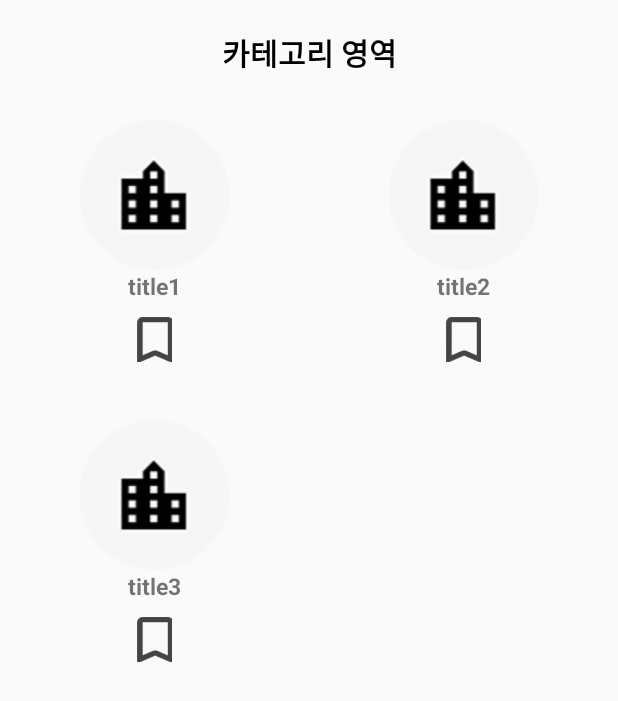
After one commit to Elliotelon/2021_Single-Life_Android, an Android app: the ContentListActivity screen opened directly, with no data from a screen before it, on a phone screen of 412 x 824 dp. The commit adds this screen. Shown: the top 701 px of the screen. Run offline under Robolectric (Android 15) with nearby library versions, the phone set to English and light mode, and no system bars.

Commit message:
SingleLife 컨텐츠 리스트 (RecyclerView)

```diff
--- a/app/src/main/AndroidManifest.xml
+++ b/app/src/main/AndroidManifest.xml
@@ -9,7 +9,8 @@
         android:roundIcon="@mipmap/ic_launcher_round"
         android:supportsRtl="true"
         android:theme="@style/Theme.Studysinglelife">
-        <activity android:name=".auth.JoinActivity"></activity>
+        <activity android:name=".contentslist.ContentListActivity"></activity>
+        <activity android:name=".auth.JoinActivity" />
         <activity android:name=".auth.LoginActivity" />
         <activity android:name=".auth.IntroActivity" />
         <activity android:name=".SplashActivity">
--- /dev/null
+++ b/app/src/main/java/study/singlelife/contentslist/ContentListActivity.kt
@@ -0,0 +1,28 @@
+package study.singlelife.contentslist
+
+import androidx.appcompat.app.AppCompatActivity
+import android.os.Bundle
+import androidx.recyclerview.widget.GridLayoutManager
+import androidx.recyclerview.widget.LinearLayoutManager
+import androidx.recyclerview.widget.RecyclerView
+import study.singlelife.R
+
+class ContentListActivity : AppCompatActivity() {
+
+    override fun onCreate(savedInstanceState: Bundle?) {
+        super.onCreate(savedInstanceState)
+        setContentView(R.layout.activity_content_list)
+
+        val rv : RecyclerView = findViewById(R.id.rv)
+
+        val items = ArrayList<ContentModel>()
+        items.add(ContentModel("title1", "imageUrl1"))
+        items.add(ContentModel("title2", "imageUrl2"))
+        items.add(ContentModel("title3", "imageUrl3"))
+
+        val rvAdapter = ContentRVAdapter(items)
+        rv.adapter = rvAdapter
+
+        rv.layoutManager = GridLayoutManager(this, 2)
+    }
+}
--- /dev/null
+++ b/app/src/main/java/study/singlelife/contentslist/ContentModel.kt
@@ -0,0 +1,6 @@
+package study.singlelife.contentslist
+
+data class ContentModel(
+    var title : String,
+    var imageUrl : String
+)
--- /dev/null
+++ b/app/src/main/java/study/singlelife/contentslist/ContentRVAdapter.kt
@@ -0,0 +1,33 @@
+package study.singlelife.contentslist
+
+import android.view.LayoutInflater
+import android.view.View
+import android.view.ViewGroup
+import android.widget.TextView
+import androidx.recyclerview.widget.RecyclerView
+import study.singlelife.R
+
+class ContentRVAdapter(val items : ArrayList<ContentModel>) : RecyclerView.Adapter<ContentRVAdapter.Viewholder>() {
+
+    override fun onCreateViewHolder(parent: ViewGroup, viewType: Int): ContentRVAdapter.Viewholder {
+        val v = LayoutInflater.from(parent.context).inflate(R.layout.content_rv_item, parent, false)
+        return Viewholder(v)
+    }
+
+    override fun onBindViewHolder(holder: ContentRVAdapter.Viewholder, position: Int) {
+        holder.bindItems(items[position])
+    }
+
+    override fun getItemCount(): Int {
+        return items.size
+    }
+
+    inner class Viewholder(itemView : View) : RecyclerView.ViewHolder(itemView) {
+
+        fun bindItems(item : ContentModel) {
+            val contentTitle = itemView.findViewById<TextView>(R.id.textArea)
+            contentTitle.text = item.title
+        }
+    }
+
+}
--- /dev/null
+++ b/app/src/main/res/layout/activity_content_list.xml
@@ -0,0 +1,27 @@
+<?xml version="1.0" encoding="utf-8"?>
+<androidx.constraintlayout.widget.ConstraintLayout xmlns:android="http://schemas.android.com/apk/res/android"
+    xmlns:app="http://schemas.android.com/apk/res-auto"
+    xmlns:tools="http://schemas.android.com/tools"
+    android:layout_width="match_parent"
+    android:layout_height="match_parent"
+    tools:context=".contentslist.ContentListActivity">
+
+    <TextView
+        android:layout_width="wrap_content"
+        android:layout_height="wrap_content"
+        android:text="카테고리 영역"
+        android:textSize="20sp"
+        android:textStyle="bold"
+        android:textColor="#000000"
+        app:layout_constraintStart_toStartOf="parent"
+        app:layout_constraintEnd_toEndOf="parent"
+        app:layout_constraintTop_toTopOf="parent"
+        android:layout_marginTop="20dp"/>
+
+    <androidx.recyclerview.widget.RecyclerView
+        android:id="@+id/rv"
+        android:layout_marginTop="80dp"
+        android:layout_width="match_parent"
+        android:layout_height="match_parent"/>
+
+</androidx.constraintlayout.widget.ConstraintLayout>
--- /dev/null
+++ b/app/src/main/res/layout/content_rv_item.xml
@@ -0,0 +1,30 @@
+<?xml version="1.0" encoding="utf-8"?>
+<LinearLayout xmlns:android="http://schemas.android.com/apk/res/android"
+    android:layout_width="match_parent"
+    android:layout_height="200dp"
+    android:orientation="vertical">
+
+    <ImageView
+        android:id="@+id/imageArea"
+        android:layout_width="match_parent"
+        android:layout_height="100dp"
+        android:src="@drawable/main_icon_oneroom" />
+
+    <TextView
+        android:id="@+id/textArea"
+        android:layout_width="match_parent"
+        android:layout_height="wrap_content"
+        android:gravity="center"
+        android:text="Text Area"
+        android:textSize="15sp"
+        android:textStyle="bold" />
+
+    <ImageView
+        android:id="@+id/bookmarkArea"
+        android:layout_width="30dp"
+        android:layout_height="30dp"
+        android:layout_gravity="center"
+        android:layout_marginTop="10dp"
+        android:src="@drawable/bookmark_white" />
+
+</LinearLayout>
--- a/app/src/main/res/values/strings.xml
+++ b/app/src/main/res/values/strings.xml
@@ -1,5 +1,4 @@
 <resources>
     <string name="app_name">study-singlelife</string>
-    <!-- TODO: Remove or change this placeholder text -->
     <string name="hello_blank_fragment">Hello blank fragment</string>
 </resources>
```
Also changed, not shown: app/src/main/java/study/singlelife/fragments/TipFragment.kt (+7 -0 lines), app/src/main/res/layout/fragment_tip.xml (+122 -33 lines), app/src/main/res/drawable-v24/bookmark_color.png (added), app/src/main/res/drawable-v24/bookmark_white.png (added), app/src/main/res/drawable-v24/main_icon_all.png (added), app/src/main/res/drawable-v24/main_icon_cook.png (added), app/src/main/res/drawable-v24/main_icon_economy.png (added), app/src/main/res/drawable-v24/main_icon_else.png (added), app/src/main/res/drawable-v24/main_icon_hobby.png (added), app/src/main/res/drawable-v24/main_icon_interior.png (added), app/src/main/res/drawable-v24/main_icon_life.png (added), app/src/main/res/drawable-v24/main_icon_oneroom.png (added).
